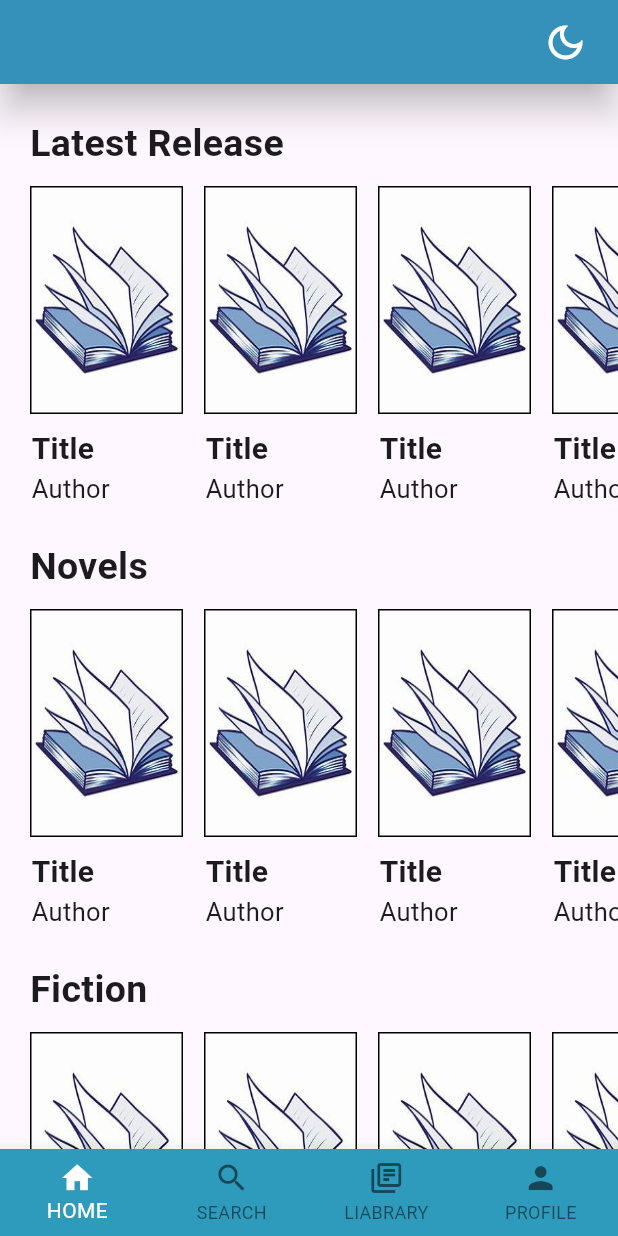
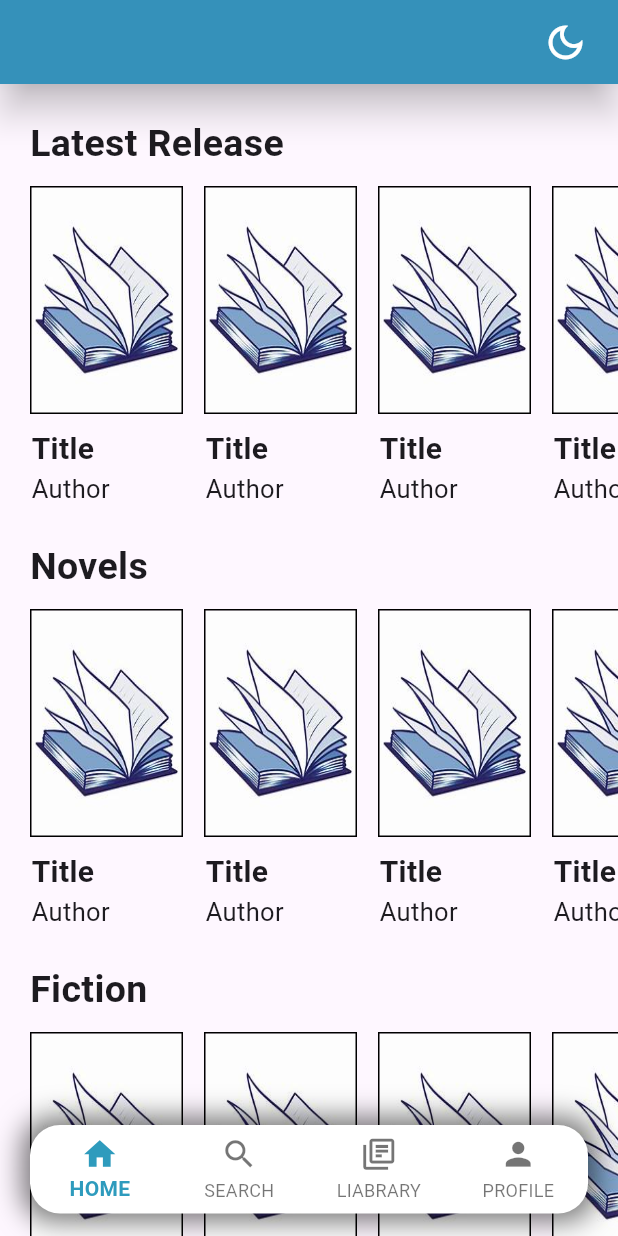
Before and after one commit to AbhinandhanaPU/ebook_apk, a Flutter app: the screen it shows after launch, on a phone screen of 412 x 824 dp. Run offline on Flutter 3.47's test engine with Material 3 defaults, Android fonts, the phone set to English and light mode, and no system bars; our stand-ins replace lottie, toggle_switch.

Commit message:
custom bottom nav bar

```diff
--- a/lib/view/bottomnav_screen/bottomnav_screen.dart
+++ b/lib/view/bottomnav_screen/bottomnav_screen.dart
@@ -24,7 +24,18 @@ class _BottomNavScreenState extends State<BottomNavScreen> {
   Widget build(BuildContext context) {
     return SafeArea(
       child: Scaffold(
-        bottomNavigationBar: BottomNavigationBar(
+        extendBody: true,
+        bottomNavigationBar: Padding(
+          padding: const EdgeInsets.symmetric(horizontal: 20, vertical: 15),
+          child: Container(
+            decoration: BoxDecoration(
+                borderRadius: BorderRadius.circular(20),
+                color: ColorConstant.mainWhite,
+                boxShadow: [
+                  BoxShadow(
+                      color: Colors.black54, spreadRadius: 5, blurRadius: 15),
+                ]),
+            child: BottomNavigationBar(
               items: [
                 BottomNavigationBarItem(
                   icon: Icon(Icons.home),
@@ -50,9 +61,13 @@ class _BottomNavScreenState extends State<BottomNavScreen> {
                 });
               },
               type: BottomNavigationBarType.fixed,
-          backgroundColor: ColorConstant.themeColor,
-          selectedItemColor: ColorConstant.mainWhite,
-          elevation: 10,
+              backgroundColor: Colors.transparent,
+              selectedItemColor: ColorConstant.themeColor,
+              selectedLabelStyle: TextStyle(fontWeight: FontWeight.bold),
+              iconSize: 25,
+              elevation: 0,
+            ),
+          ),
         ),
         body: Center(child: tabWidgets.elementAt(indexNum)),
       ),
--- a/lib/view/profile_screen/settings_screen.dart
+++ b/lib/view/profile_screen/settings_screen.dart
@@ -5,6 +5,10 @@ class SettingsScreen extends StatelessWidget {
 
   @override
   Widget build(BuildContext context) {
-    return const Placeholder();
+    return Scaffold(
+      body: Column(
+        children: [Text("data")],
+      ),
+    );
   }
 }
```
Lines whose indentation alone changed are shown as unchanged.
